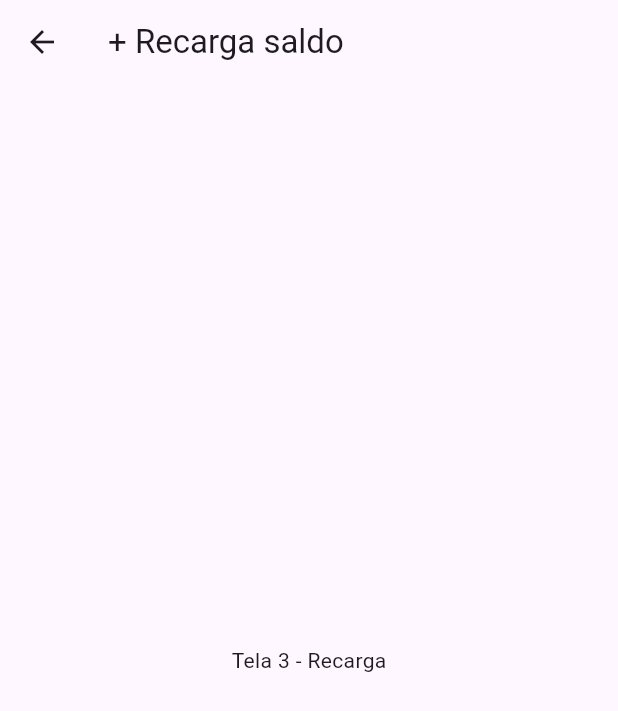
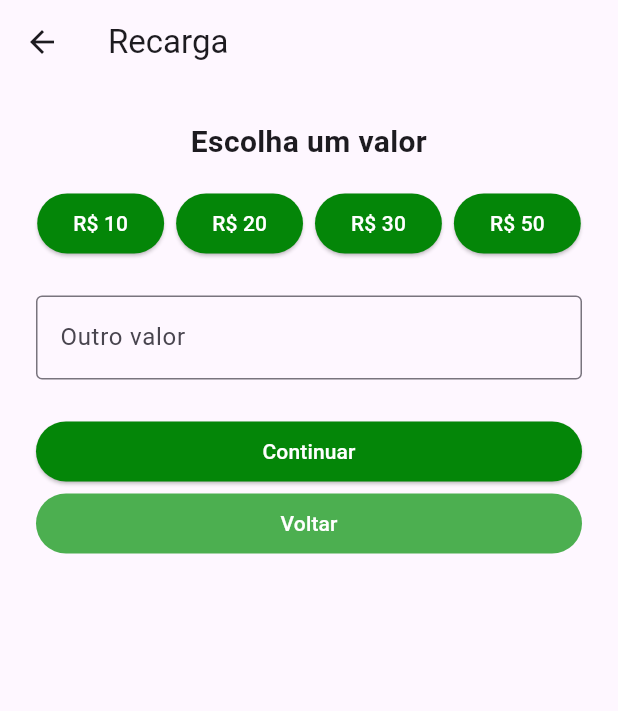
Before and after one commit to felipesilva2010/Cartao_VT, a Flutter app: the SaldoScreen screen opened directly with empty values, after a tap on "Recarregar", on a phone screen of 412 x 824 dp. Shown: the top 711 px of the screen. Run offline on Flutter 3.47's test engine with Material 3 defaults, Android fonts, the phone set to English and light mode, and no system bars.

Commit message:
feat: Adição da tela de recarga  e a escolha dos valores #3

```diff
--- /dev/null
+++ b/catao_vt/lib/Controller/Recarga_Controller.dart
@@ -0,0 +1,43 @@
+import 'package:catao_vt/model/cartão_model.dart';
+import 'package:catao_vt/model/recarga_model.dart';
+
+class RecargaController {
+  RecargaController(this.cartao);
+
+  static const double valorMinimo = 10;
+  static const double valorMaximo = 200;
+
+  final CartaoModel cartao;
+
+  String? validarValor(double? valor) {
+    if (valor == null || !valor.isFinite) {
+      return 'Informe um valor válido';
+    }
+    if (valor < valorMinimo) {
+      return 'O valor mínimo da recarga é R\$ 10,00';
+    }
+    if (valor > valorMaximo) {
+      return 'O valor máximo da recarga é R\$ 200';
+    }
+    return null;
+  }
+
+  double? interpretarValor(String texto) {
+    final valorNormalizado = texto.trim().replaceAll(',', '.');
+    if (!RegExp(r'^\d+(?:\.\d{1,2})?$').hasMatch(valorNormalizado)) {
+      return null;
+    }
+    return double.tryParse(valorNormalizado);
+  }
+
+  RecargaModel confirmarRecarga(double valor) {
+    final erro = validarValor(valor);
+    if (erro != null) {
+      throw ArgumentError.value(valor, 'valor', erro);
+    }
+
+    final recarga = RecargaModel(valor: valor, data: DateTime.now());
+    cartao.adicionarSaldo(valor);
+    return recarga;
+  }
+}
--- a/catao_vt/lib/View/recarga_screen.dart
+++ b/catao_vt/lib/View/recarga_screen.dart
@@ -1,13 +1,127 @@
 import 'package:flutter/material.dart';
+import 'package:flutter/services.dart';
+import 'package:catao_vt/Controller/Recarga_Controller.dart';
+import 'package:catao_vt/View/confirmacao_recarga_screen.dart';
+import 'package:catao_vt/model/cartão_model.dart';
 
-class RecargaScreen extends StatelessWidget {
-  const RecargaScreen({super.key});
+class RecargaScreen extends StatefulWidget {
+  const RecargaScreen({super.key, required this.cartao});
+
+  final CartaoModel cartao;
+
+  @override
+  State<RecargaScreen> createState() => _RecargaScreenState();
+}
+
+class _RecargaScreenState extends State<RecargaScreen> {
+  final _formKey = GlobalKey<FormState>();
+  final _valorController = TextEditingController();
+  double? _valorRapido;
+
+  late final RecargaController _controller = RecargaController(widget.cartao);
+
+  @override
+  void dispose() {
+    _valorController.dispose();
+    super.dispose();
+  }
+
+  double? get _valorSelecionado =>
+      _valorRapido ?? _controller.interpretarValor(_valorController.text);
+
+  void _selecionarValor(double valor) {
+    setState(() {
+      _valorRapido = valor;
+      _valorController.clear();
+    });
+  }
+
+  void _continuar() {
+    if (!_formKey.currentState!.validate()) return;
+
+    final recarga = _controller.confirmarRecarga(_valorSelecionado!);
+    Navigator.of(context).push(
+      MaterialPageRoute<void>(
+        builder: (_) => ConfirmacaoRecargaScreen(recarga: recarga),
+      ),
+    );
+  }
 
   @override
   Widget build(BuildContext context) {
     return Scaffold(
-      appBar: AppBar(title: const Text('+ Recarga saldo')),
-      body: const Center(child: Text('Tela 3 - Recarga')),
+      appBar: AppBar(title: const Text('Recarga')),
+      body: SafeArea(
+        child: SingleChildScrollView(
+          padding: const EdgeInsets.all(24),
+          child: Form(
+            key: _formKey,
+            child: Column(
+              crossAxisAlignment: CrossAxisAlignment.stretch,
+              children: [
+                const Text(
+                  'Escolha um valor',
+                  textAlign: TextAlign.center,
+                  style: TextStyle(fontSize: 20, fontWeight: FontWeight.bold),
+                ),
+                const SizedBox(height: 16),
+                Wrap(
+                  alignment: WrapAlignment.center,
+                  spacing: 8,
+                  runSpacing: 8,
+                  children: [
+                    for (final valor in [10.0, 20.0, 30.0, 50.0])
+                      ElevatedButton(
+                        onPressed: () => _selecionarValor(valor),
+                        child: Text(
+                          _valorRapido == valor
+                              ? '✓ R\$ ${valor.toStringAsFixed(0)}'
+                              : 'R\$ ${valor.toStringAsFixed(0)}',
+                        ),
+                      ),
+                  ],
+                ),
+                const SizedBox(height: 24),
+                TextFormField(
+                  controller: _valorController,
+                  keyboardType: const TextInputType.numberWithOptions(
+                    decimal: true,
+                  ),
+                  inputFormatters: [
+                    TextInputFormatter.withFunction((oldValue, newValue) {
+                      final isNumeric = RegExp(
+                        r'^\d*(?:[,.]\d{0,2})?$',
+                      ).hasMatch(newValue.text);
+                      return isNumeric ? newValue : oldValue;
+                    }),
+                  ],
+                  decoration: const InputDecoration(
+                    labelText: 'Outro valor',
+                    prefixText: 'R\$ ',
+                    border: OutlineInputBorder(),
+                  ),
+                  onChanged: (_) {
+                    if (_valorRapido != null) {
+                      setState(() => _valorRapido = null);
+                    }
+                  },
+                  validator: (_) =>
+                      _controller.validarValor(_valorSelecionado),
+                ),
+                const SizedBox(height: 24),
+                ElevatedButton(
+                  onPressed: _continuar,
+                  child: const Text('Continuar'),
+                ),
+                TextButton(
+                  onPressed: () => Navigator.of(context).pop(),
+                  child: const Text('Voltar'),
+                ),
+              ],
+            ),
+          ),
+        ),
+      ),
     );
   }
 }
--- a/catao_vt/lib/View/saldo_screen.dart
+++ b/catao_vt/lib/View/saldo_screen.dart
@@ -3,15 +3,20 @@ import 'package:catao_vt/Controller/saldo_controller.dart';
 import 'package:catao_vt/View/recarga_screen.dart';
 import 'package:catao_vt/model/cartão_model.dart';
 
-class SaldoScreen extends StatelessWidget {
-  SaldoScreen({super.key, required this.cartao})
-    : controller = SaldoController(cartao);
+class SaldoScreen extends StatefulWidget {
+  const SaldoScreen({super.key, required this.cartao});
 
   final CartaoModel cartao;
-  final SaldoController controller;
+
+  @override
+  State<SaldoScreen> createState() => _SaldoScreenState();
+}
+
+class _SaldoScreenState extends State<SaldoScreen> {
+  late final SaldoController controller = SaldoController(widget.cartao);
 
   String get _numeroMascarado {
-    final numero = cartao.numero?.toInt().toString() ?? '';
+    final numero = widget.cartao.numero?.toInt().toString() ?? '';
     final ultimosDigitos = numero.length > 4
         ? numero.substring(numero.length - 4)
         : numero.padLeft(4, '0');
@@ -53,12 +58,17 @@ class SaldoScreen extends StatelessWidget {
                 ),
                 const SizedBox(height: 32),
                 ElevatedButton(
-                  onPressed: () {
-                    Navigator.of(context).push(
-                      MaterialPageRoute<void>(
-                        builder: (_) => const RecargaScreen(),
-                      ),
-                    );
+                  onPressed: () async {
+                    final recarga = await Navigator.of(context)
+                        .push<Object>(
+                          MaterialPageRoute<Object>(
+                            builder: (_) =>
+                                RecargaScreen(cartao: widget.cartao),
+                          ),
+                        );
+                    if (recarga != null && mounted) {
+                      setState(() {});
+                    }
                   },
                   child: const Text('Recarregar'),
                 ),
--- a/catao_vt/lib/model/cartão_model.dart
+++ b/catao_vt/lib/model/cartão_model.dart
@@ -7,10 +7,20 @@ class CartaoModel {
     this.numero,
     this.saldo,
   });
- String formatarSaldo() {
-    final valorFormatado = (saldo ?? 0).toStringAsFixed(2).replaceAll('.',',',
-    );
+
+  String formatarSaldo() {
+    final valorFormatado = (saldo ?? 0)
+        .toStringAsFixed(2)
+        .replaceAll('.', ',');
     return 'R\$ $valorFormatado';
+  }
+
+  void adicionarSaldo(double valor) {
+    if (!valor.isFinite || valor <= 0) {
+      throw ArgumentError.value(valor, 'valor', 'Deve ser um valor positivo.');
+    }
+
+    saldo = (saldo ?? 0) + valor;
   }
 
   CartaoModel.fromJson(Map<String, dynamic> json) {
--- /dev/null
+++ b/catao_vt/lib/model/recarga_model.dart
@@ -0,0 +1,9 @@
+class RecargaModel {
+  const RecargaModel({
+    required this.valor,
+    required this.data,
+  });
+
+  final double valor;
+  final DateTime data;
+}
```
Also changed, not shown: catao_vt/lib/View/confirmacao_recarga_screen.dart (added, +56 -0 lines), 1 other file.
